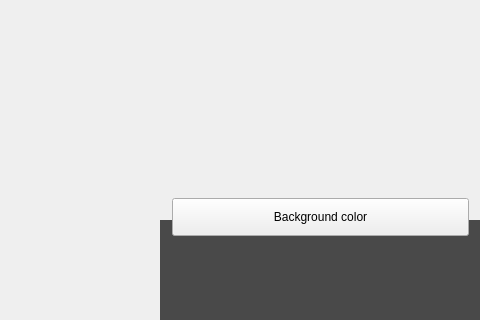
The window that src/qt_app/UI/mainwindow.ui (DisonGo/s21_3DViewer) describes before a commit, drawn with Qt 5; both pictures show x 800 to 1280 and y 400 to 720 of the 1280 by 720 pixel window.
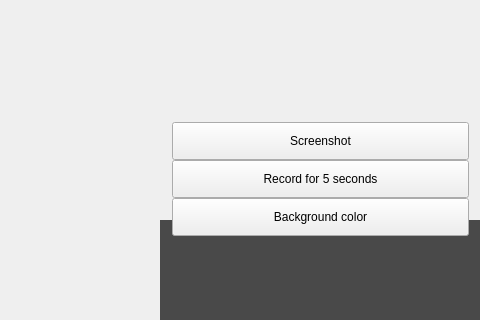
The same window after the commit. Custom widgets are drawn as their Qt base class.

The edit to the form file:
```diff
--- a/src/qt_app/UI/mainwindow.ui
+++ b/src/qt_app/UI/mainwindow.ui
@@ -144,6 +144,44 @@
      <string>Background color</string>
     </property>
    </widget>
+   <widget class="QPushButton" name="record_b">
+    <property name="geometry">
+     <rect>
+      <x>972</x>
+      <y>560</y>
+      <width>297</width>
+      <height>38</height>
+     </rect>
+    </property>
+    <property name="sizePolicy">
+     <sizepolicy hsizetype="Minimum" vsizetype="MinimumExpanding">
+      <horstretch>0</horstretch>
+      <verstretch>0</verstretch>
+     </sizepolicy>
+    </property>
+    <property name="text">
+     <string>Record for 5 seconds</string>
+    </property>
+   </widget>
+   <widget class="QPushButton" name="screenshot_b">
+    <property name="geometry">
+     <rect>
+      <x>972</x>
+      <y>522</y>
+      <width>297</width>
+      <height>38</height>
+     </rect>
+    </property>
+    <property name="sizePolicy">
+     <sizepolicy hsizetype="Minimum" vsizetype="MinimumExpanding">
+      <horstretch>0</horstretch>
+      <verstretch>0</verstretch>
+     </sizepolicy>
+    </property>
+    <property name="text">
+     <string>Screenshot</string>
+    </property>
+   </widget>
   </widget>
  </widget>
  <customwidgets>
```
